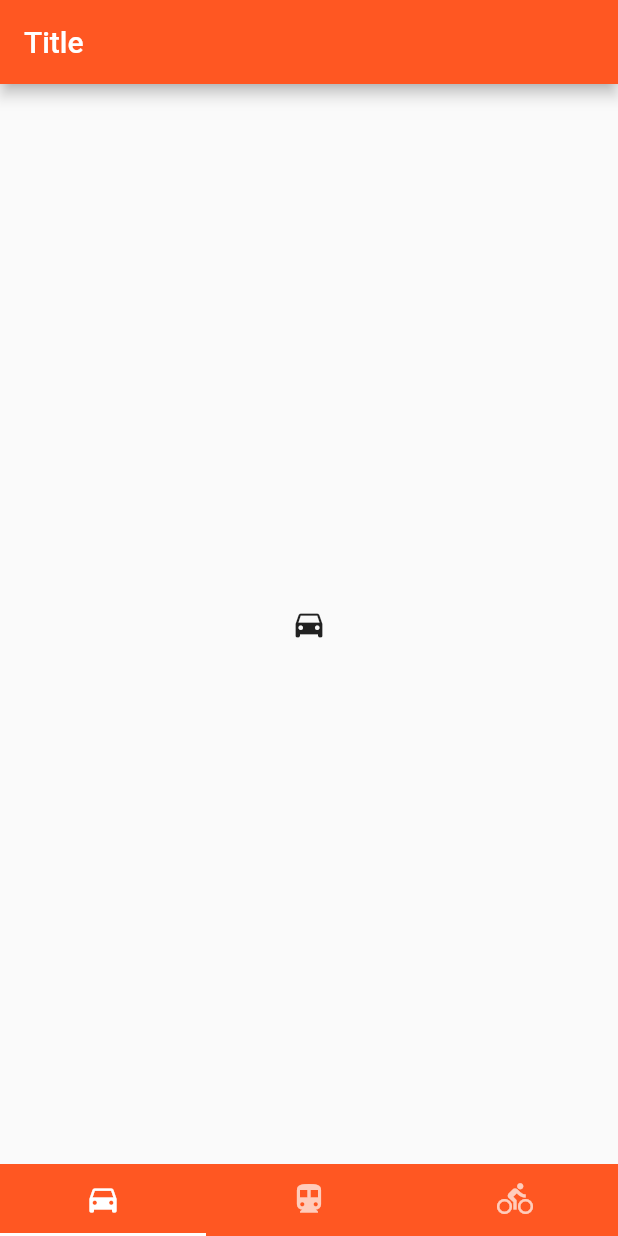
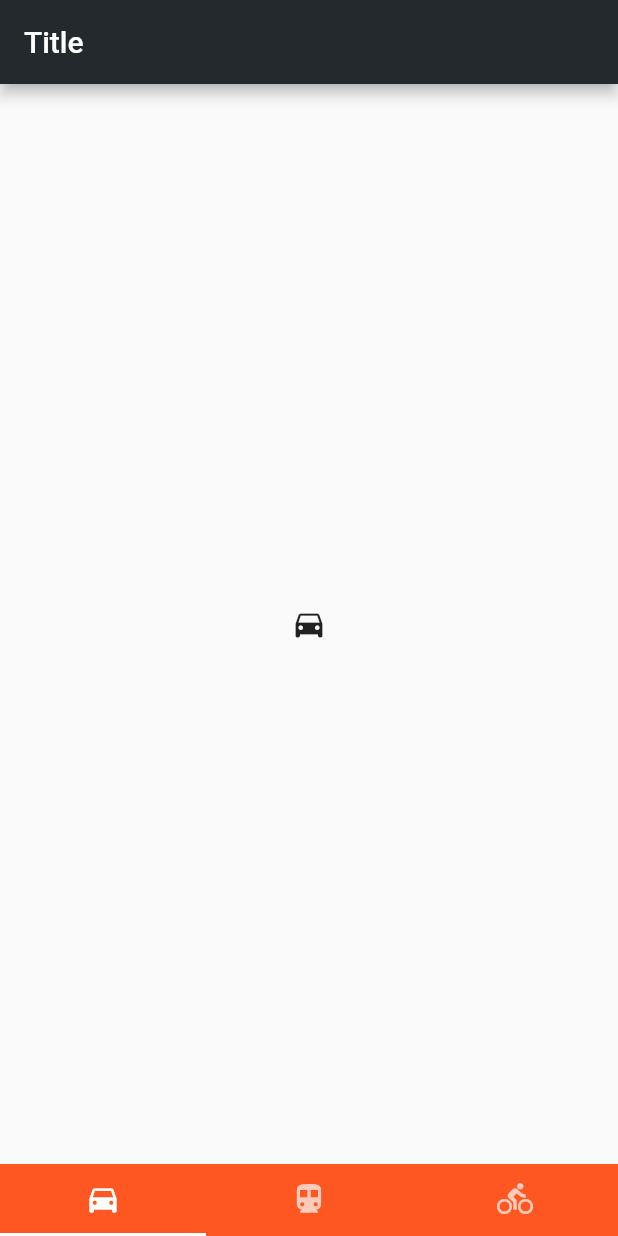
Before and after one commit to horis233/Github-App-Flutter, a Flutter app: the screen it shows after launch, on a phone screen of 412 x 824 dp. Run offline on Flutter 3.47's test engine with Material 2 defaults, Android fonts, the phone set to English and light mode, and no system bars.

Commit message:
add style file

```diff
--- /dev/null
+++ b/lib/common/style/Style.dart
@@ -0,0 +1,27 @@
+import 'package:flutter/material.dart';
+
+class GithubColors {
+  static const String welcomeMessage = "Welcome To Flutter";
+
+  static const int _PrimaryValue = 0xFF24292E;
+  static const int _PrimaryLightValue = 0xFF42464b;
+  static const int _PrimaryDarkValue = 0xFF121917;
+
+  static const MaterialColor primarySwatch = const MaterialColor(
+    _PrimaryValue,
+    const <int, Color>{
+      50: const Color(_PrimaryLightValue),
+      100: const Color(_PrimaryLightValue),
+      200: const Color(_PrimaryLightValue),
+      300: const Color(_PrimaryLightValue),
+      400: const Color(_PrimaryLightValue),
+      500: const Color(_PrimaryValue),
+      600: const Color(_PrimaryDarkValue),
+      700: const Color(_PrimaryDarkValue),
+      800: const Color(_PrimaryDarkValue),
+      900: const Color(_PrimaryDarkValue),
+    },
+  );
+}
+
+class GSYConstant {}
--- a/lib/main.dart
+++ b/lib/main.dart
@@ -1,5 +1,5 @@
 import 'package:flutter/material.dart';
-import 'package:gsy_github_app_flutter/widget/GSYTabBarWidget.dart';
+import 'package:gsy_github_app_flutter/page/WelcomePage.dart';
 
 void main() => runApp(new MyApp());
 
@@ -10,31 +10,8 @@ class MyApp extends StatelessWidget {
     return new MaterialApp(
       title: 'Flutter Demo',
       theme: new ThemeData(
-        // This is the theme of your application.
-        //
-        // Try running your application with "flutter run". You'll see the
-        // application has a blue toolbar. Then, without quitting the app, try
-        // changing the primarySwatch below to Colors.green and then invoke
-        // "hot reload" (press "r" in the console where you ran "flutter run",
-        // or press Run > Flutter Hot Reload in IntelliJ). Notice that the
-        // counter didn't reset back to zero; the application is not restarted.
         primarySwatch: Colors.blue,
       ),
-      home: new GSYTabBarWidget(
-          type: GSYTabBarWidget.BOTTOM_TAB,
-          tabItems: [
-            new Tab(icon: new Icon(Icons.directions_car)),
-            new Tab(icon: new Icon(Icons.directions_transit)),
-            new Tab(icon: new Icon(Icons.directions_bike)),
-          ],
-          tabViews: [
-            new Icon(Icons.directions_car),
-            new Icon(Icons.directions_transit),
-            new Icon(Icons.directions_bike),
-          ],
-          backgroundColor: Colors.deepOrange,
-          indicatorColor: Colors.white,
-          title: "Title"),
-    );
+      home: new WelcomePage());
   }
 }
--- /dev/null
+++ b/lib/page/HomePage.dart
@@ -0,0 +1,25 @@
+import 'package:flutter/material.dart';
+import 'package:gsy_github_app_flutter/common/style/Style.dart';
+import 'package:gsy_github_app_flutter/widget/TabBarWidget.dart';
+
+class HomePage extends StatelessWidget {
+  // This widget is the root of your application.
+  @override
+  Widget build(BuildContext context) {
+    return new TabBarWidget(
+        type: TabBarWidget.BOTTOM_TAB,
+        tabItems: [
+          new Tab(icon: new Icon(Icons.directions_car)),
+          new Tab(icon: new Icon(Icons.directions_transit)),
+          new Tab(icon: new Icon(Icons.directions_bike)),
+        ],
+        tabViews: [
+          new Icon(Icons.directions_car),
+          new Icon(Icons.directions_transit),
+          new Icon(Icons.directions_bike),
+        ],
+        backgroundColor: GithubColors.primarySwatch,
+        indicatorColor: Colors.white,
+        title: "Title");
+  }
+}
--- /dev/null
+++ b/lib/page/WelcomePage.dart
@@ -0,0 +1,24 @@
+import 'dart:async';
+
+import 'package:flutter/material.dart';
+import 'package:gsy_github_app_flutter/page/HomePage.dart';
+
+class WelcomePage extends StatelessWidget {
+  @override
+  Widget build(BuildContext context) {
+    // add into event list
+    new Future.delayed(const Duration(seconds: 2), () {
+      Navigator
+          .of(context)
+          .pushReplacement(new MaterialPageRoute(builder: (context) {
+        return new HomePage();
+      }));
+    });
+    return new Container(
+      color: Colors.white,
+      child: new Center(
+        child: new Text("news one", style: new TextStyle(color: Colors.black, fontSize:22.0)),
+      ),
+    );
+  }
+}
--- a/lib/widget/GSYTabBarWidget.dart
+++ b/lib/widget/TabBarWidget.dart
@@ -1,12 +1,11 @@
 import 'package:flutter/material.dart';
 
-///支持顶部和顶部的TabBar控件
-class GSYTabBarWidget extends StatefulWidget {
 
-  ///底部模式type
+class TabBarWidget extends StatefulWidget {
+
+
   static const int BOTTOM_TAB = 1;
 
-  ///顶部模式type
   static const int TOP_TAB = 2;
 
   final int type;
@@ -21,7 +20,7 @@ class GSYTabBarWidget extends StatefulWidget {
 
   final String title;
 
-  GSYTabBarWidget(
+  TabBarWidget(
       {Key key,
       this.type,
       this.tabItems,
@@ -32,11 +31,11 @@ class GSYTabBarWidget extends StatefulWidget {
       : super(key: key);
 
   @override
-  _GSYTabBarState createState() => new _GSYTabBarState(
+  _TabBarState createState() => new _TabBarState(
       type, tabItems, tabViews, backgroundColor, indicatorColor, title);
 }
 
-class _GSYTabBarState extends State<GSYTabBarWidget>
+class _TabBarState extends State<TabBarWidget>
     with SingleTickerProviderStateMixin {
   final int _type;
 
@@ -50,7 +49,7 @@ class _GSYTabBarState extends State<GSYTabBarWidget>
 
   final String _title;
 
-  _GSYTabBarState(this._type, this._tabItems, this._tabViews,
+  _TabBarState(this._type, this._tabItems, this._tabViews,
       this._backgroundColor, this._indicatorColor, this._title)
       : super();
 
@@ -59,18 +58,17 @@ class _GSYTabBarState extends State<GSYTabBarWidget>
   @override
   void initState() {
     super.initState();
-    if (this._type == GSYTabBarWidget.BOTTOM_TAB) {
+    if (this._type == TabBarWidget.BOTTOM_TAB) {
       _tabController = new TabController(
-          vsync: this, //动画效果的异步处理，默认格式，背下来即可
-          length: 3 //需要控制的Tab页数量
+          vsync: this,
+          length: 3
           );
     }
   }
 
-  ///整个页面dispose时，记得把控制器也dispose掉，释放内存
   @override
   void dispose() {
-    if (this._type == GSYTabBarWidget.BOTTOM_TAB) {
+    if (this._type == TabBarWidget.BOTTOM_TAB) {
       _tabController.dispose();
     }
     super.dispose();
@@ -78,8 +76,8 @@ class _GSYTabBarState extends State<GSYTabBarWidget>
 
   @override
   Widget build(BuildContext context) {
-    if (this._type == GSYTabBarWidget.TOP_TAB) {
-      ///顶部tab bar
+    if (this._type == TabBarWidget.TOP_TAB) {
+      ///top tab bar
       return new DefaultTabController(
         length: 3,
         child: new Scaffold(
@@ -98,24 +96,24 @@ class _GSYTabBarState extends State<GSYTabBarWidget>
       );
     }
 
-    ///底部tab bar
+    ///bottom tab bar
     return new Scaffold(
         appBar: new AppBar(
           backgroundColor: _backgroundColor,
           title: new Text(_title),
         ),
         body: new TabBarView(
-            //TabBarView呈现内容，因此放到Scaffold的body中
-            controller: _tabController, //配置控制器
+
+            controller: _tabController,
             children: _tabViews),
         bottomNavigationBar: new Material(
-          //为了适配主题风格，包一层Material实现风格套用
-          color: Colors.deepOrange, //底部导航栏主题颜色
+
+          color: Colors.deepOrange,
           child: new TabBar(
-            //TabBar导航标签，底部导航放到Scaffold的bottomNavigationBar中
-            controller: _tabController, //配置控制器
+
+            controller: _tabController,
             tabs: _tabItems,
-            indicatorColor: _indicatorColor, //tab标签的下划线颜色
+            indicatorColor: _indicatorColor,
           ),
         ));
   }
```
Also changed, not shown: pubspec.lock.
